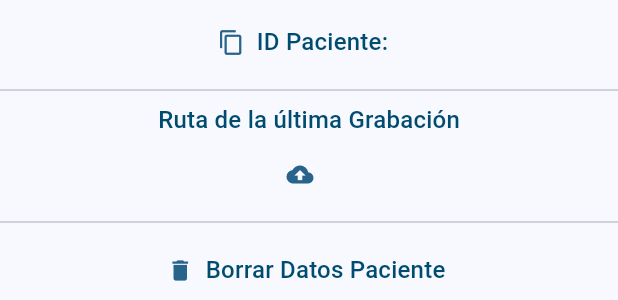
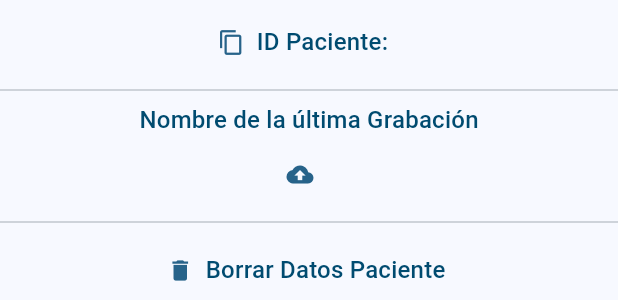
Before and after one commit to ottoknowsnt/apneadiag, a Flutter app: the SettingsPage widget shown alone on an empty page, opened directly, on a phone screen of 412 x 824 dp. Shown: the part 510-810 px from the top of the screen. Run offline on Flutter 3.47's test engine with Material 2 defaults, Android fonts, the light colour scheme and no system bars; our stand-ins replace flutter_local_notifications, permission_handler, shared_preferences, timezone; missing offline and left inert: flutter_sound; accounts and stored records are empty.

Commit message:
Use filename instead of path in settings

```diff
--- a/lib/screens/settings_page.dart
+++ b/lib/screens/settings_page.dart
@@ -12,6 +12,7 @@ class SettingsPage extends StatelessWidget {
     var appData = context.watch<AppData>();
     var id = appData.id;
     var lastRecordingPath = appData.lastRecordingPath;
+    var lastRecordingPathShort = lastRecordingPath.split('/').last;
     var autoMode = appData.autoMode;
     var startScheduledTime = appData.startScheduledTime;
     var stopScheduledTime = appData.stopScheduledTime;
@@ -88,14 +89,14 @@ class SettingsPage extends StatelessWidget {
             label: Text('ID Paciente: $id', style: styleTitle),
           ),
           const Divider(),
-          Text('Ruta de la última Grabación', style: styleTitle),
+          Text('Nombre de la última Grabación', style: styleTitle),
           TextButton.icon(
             onPressed: () {
               Provider.of<ServerUpload>(context, listen: false)
                   .uploadFile(filePath: lastRecordingPath);
             },
             icon: const Icon(Icons.cloud_upload),
-            label: Text(lastRecordingPath, style: styleSubtitle),
+            label: Text(lastRecordingPathShort, style: styleSubtitle),
           ),
           const Divider(),
           TextButton.icon(
```
